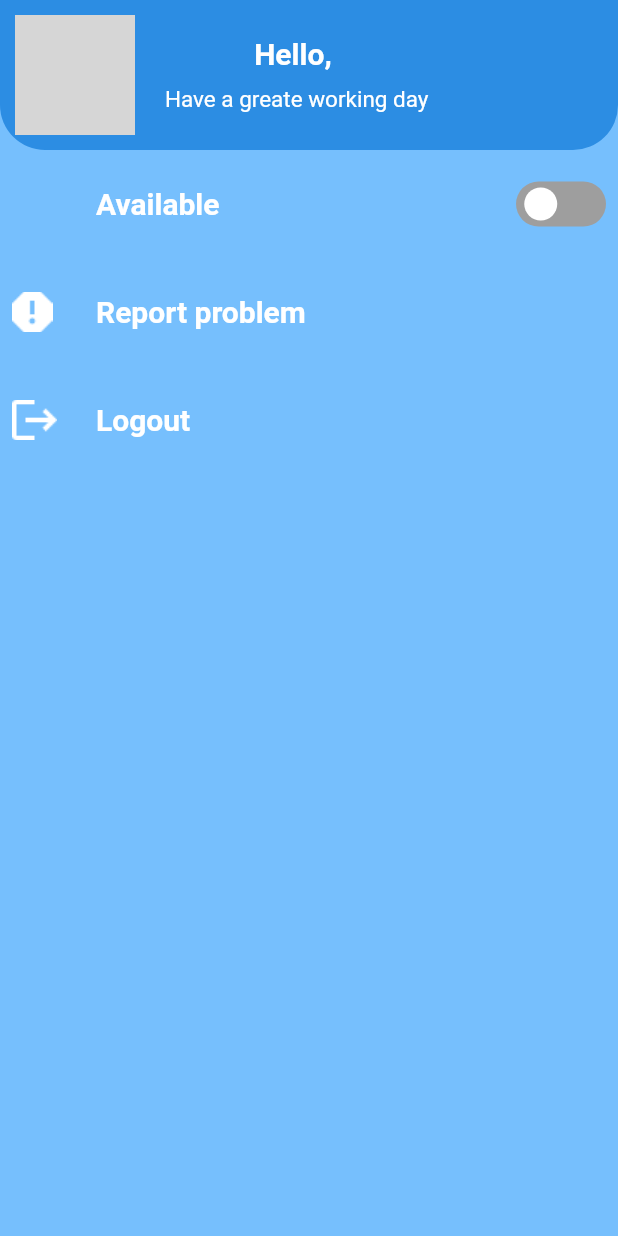
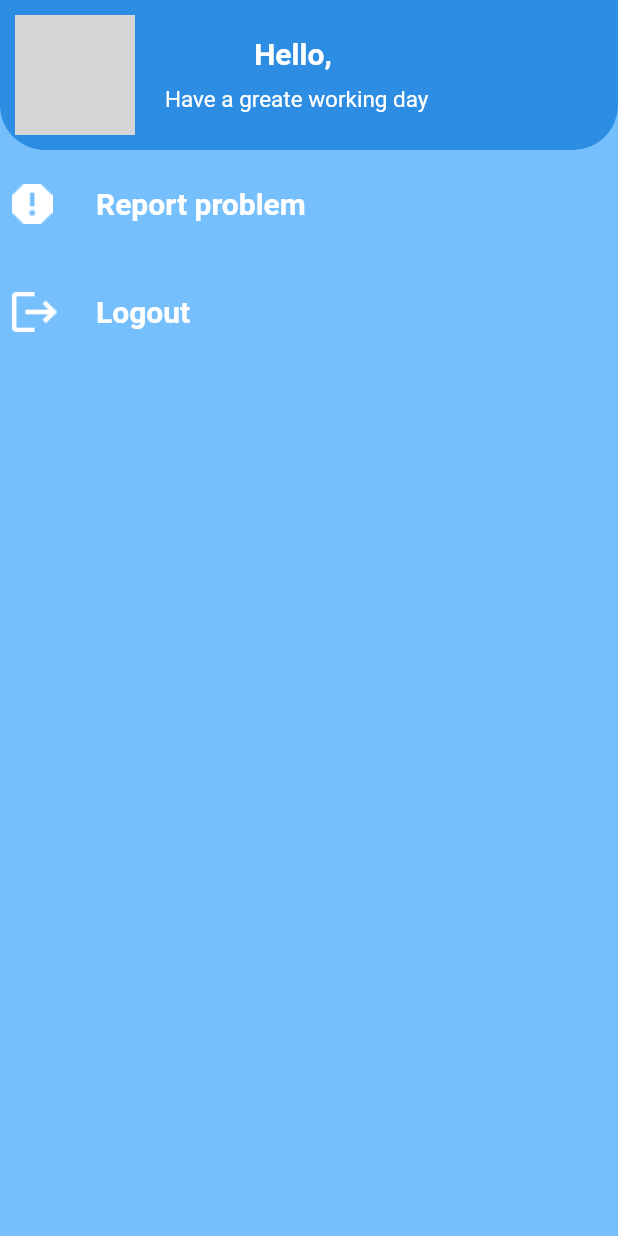
Before and after one commit to Hossam52/Hotel-management-system, a Flutter app: the MoreScreen screen opened directly, on a phone screen of 412 x 824 dp. Run offline on Flutter 3.47's test engine with Material 2 defaults, Android fonts, the light colour scheme and no system bars; drawn by our look-alikes of flutter_switch; our stand-ins replace cached_network_image, custom_radio_grouped_button, dio, flutter_bloc, fluttertoast, persistent_bottom_nav_bar and 1 more; accounts and stored records are empty; network calls fail; grey boxes are pictures that could not be loaded.

Commit message:
Remove available button in settings

```diff
--- a/lib/screens/more/more_screen.dart
+++ b/lib/screens/more/more_screen.dart
@@ -27,11 +27,11 @@ class MoreScreen extends StatelessWidget {
             child: Column(
               children: [
                 const HomeHeader(),
-                _buildItem('Available',
-                    trailing: CustomSwitch(
-                      val: false,
-                      onToggle: (val) {},
-                    )),
+                // _buildItem('Available',
+                //     trailing: CustomSwitch(
+                //       val: false,
+                //       onToggle: (val) {},
+                //     )),
                 _buildItem('Report problem',
                     imagePath: 'assets/images/report.png'),
                 _buildItem('Logout', imagePath: 'assets/images/logout.png',
```
